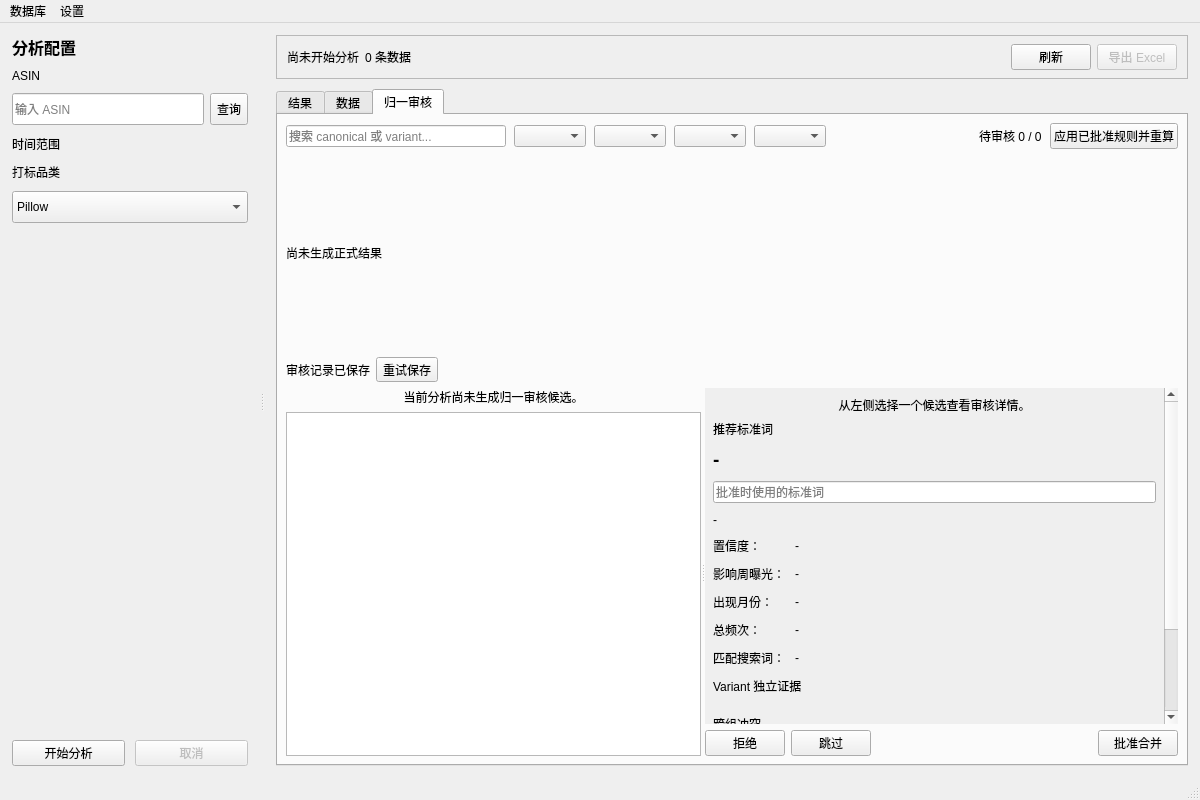
The window that ui/main_window.ui (WanFengQC/Flow-Analysis) describes before a commit, drawn with Qt 5.
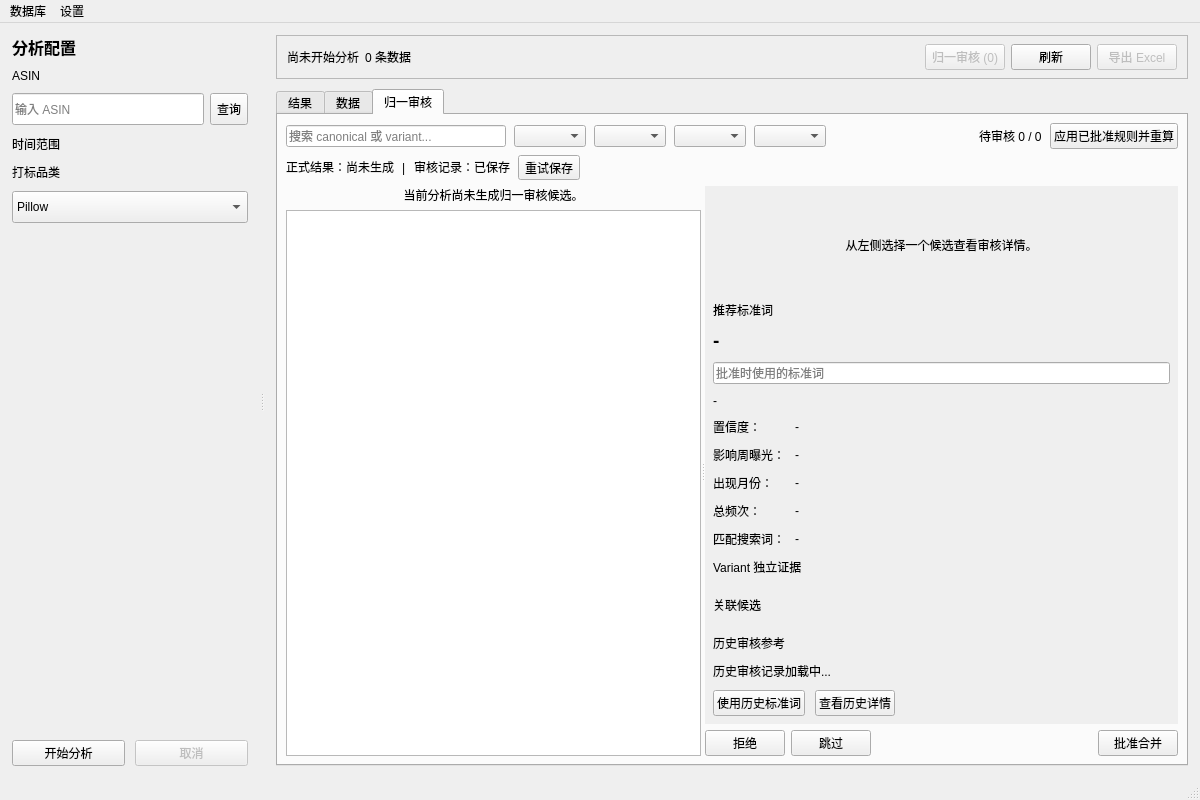
The same window after the commit. The open tabs and pages were chosen to show the change.

```diff
--- a/ui/main_window.ui
+++ b/ui/main_window.ui
@@ -298,6 +298,16 @@
              </property>
             </spacer>
            </item>
+           <item>
+            <widget class="QPushButton" name="openNormalizationReviewButton">
+             <property name="enabled">
+              <bool>false</bool>
+             </property>
+             <property name="text">
+              <string>归一审核 (0)</string>
+             </property>
+            </widget>
+           </item>
            <item>
             <widget class="QPushButton" name="refreshButton">
              <property name="text">
@@ -739,21 +749,36 @@
              </layout>
             </item>
             <item>
+             <layout class="QHBoxLayout" name="normalizationStatusLayout">
+              <property name="spacing">
+               <number>8</number>
+              </property>
+              <item>
              <widget class="QLabel" name="normalizationResultStatusLabel">
               <property name="text">
-               <string>尚未生成正式结果</string>
-              </property>
-              <property name="wordWrap">
-               <bool>true</bool>
+                 <string>正式结果：尚未生成</string>
+                </property>
+                <property name="sizePolicy">
+                 <sizepolicy hsizetype="Preferred" vsizetype="Fixed">
+                  <horstretch>0</horstretch>
+                  <verstretch>0</verstretch>
+                 </sizepolicy>
               </property>
              </widget>
             </item>
             <item>
-             <layout class="QHBoxLayout" name="normalizationPersistenceLayout">
+               <widget class="QLabel" name="normalizationStatusSeparatorLabel">
+                <property name="text"><string>|</string></property>
+               </widget>
+              </item>
               <item>
                <widget class="QLabel" name="normalizationPersistenceStatusLabel">
-                <property name="text">
-                 <string>审核记录已保存</string>
+                <property name="text"><string>审核记录：已保存</string></property>
+                <property name="sizePolicy">
+                 <sizepolicy hsizetype="Preferred" vsizetype="Fixed">
+                  <horstretch>0</horstretch>
+                  <verstretch>0</verstretch>
+                 </sizepolicy>
                 </property>
                </widget>
               </item>
@@ -765,7 +790,7 @@
                </widget>
               </item>
               <item>
-               <spacer name="normalizationPersistenceSpacer">
+               <spacer name="normalizationStatusSpacer">
                 <property name="orientation">
                  <enum>Qt::Orientation::Horizontal</enum>
                 </property>
@@ -963,7 +988,7 @@
                          </widget>
                         </item>
                         <item>
-                         <widget class="QLabel" name="normalizationConflictsTitleLabel"><property name="text"><string>跨组冲突</string></property></widget>
+                         <widget class="QLabel" name="normalizationConflictsTitleLabel"><property name="text"><string>关联候选</string></property></widget>
                         </item>
                         <item>
                          <widget class="QWidget" name="normalizationConflictContainer">
```
Lines whose indentation alone changed are shown as unchanged.
